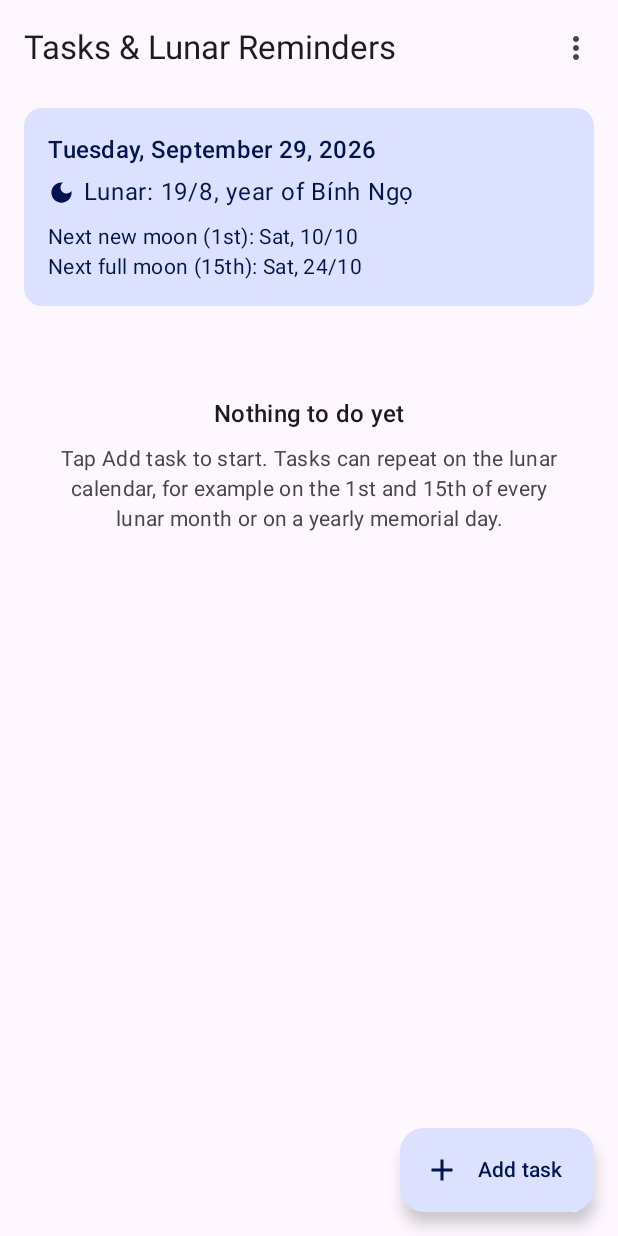
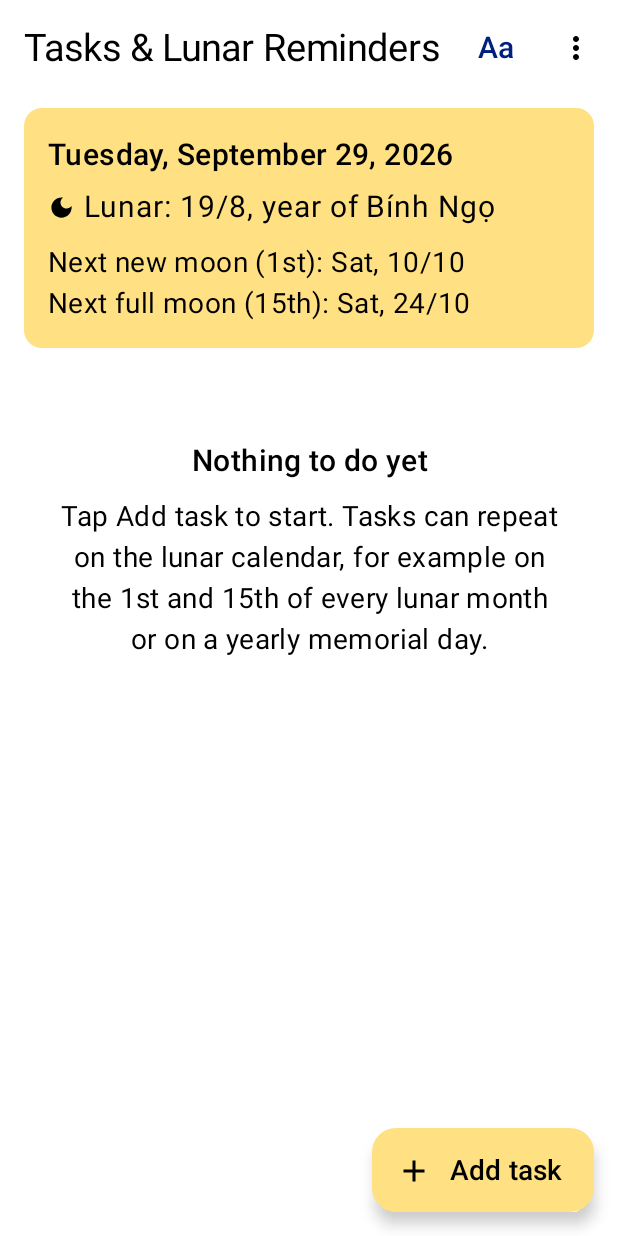
Before and after one commit to nguyentranminhnhat3536-gif/howtogetapp, an Android app built with Jetpack Compose: the TaskListScreen screen opened through its navigation route, on a phone screen of 412 x 824 dp. Run offline under Robolectric (Android 15) with nearby library versions, the phone set to English and light mode, and no system bars.

Commit message:
lunar-tasks: chế độ chữ to, tương phản cao và nhãn TalkBack
Co-Authored-By: Claude Opus 5.5 (1M context) <noreply@anthropic.com>
Claude-Session: https://claude.ai/code/session_01QW9vfBktP4hmqpN4TbXfhk

```diff
--- a/apps/lunar-tasks/app/build.gradle.kts
+++ b/apps/lunar-tasks/app/build.gradle.kts
@@ -76,6 +76,7 @@ dependencies {
     implementation(libs.androidx.lifecycle.runtime.compose)
     implementation(libs.androidx.lifecycle.viewmodel.compose)
     implementation(libs.androidx.navigation.compose)
+    implementation(libs.androidx.datastore.preferences)
     implementation(libs.androidx.room.runtime)
     implementation(libs.androidx.room.ktx)
     ksp(libs.androidx.room.compiler)
--- a/apps/lunar-tasks/app/src/main/java/com/ethanstudio/lunartasks/LunarTasksApp.kt
+++ b/apps/lunar-tasks/app/src/main/java/com/ethanstudio/lunartasks/LunarTasksApp.kt
@@ -2,6 +2,7 @@ package com.ethanstudio.lunartasks
 
 import android.app.Application
 import com.ethanstudio.lunartasks.data.AppDatabase
+import com.ethanstudio.lunartasks.data.SettingsRepository
 import com.ethanstudio.lunartasks.data.TaskRepository
 import com.ethanstudio.lunartasks.reminder.ReminderReceiver
 import com.ethanstudio.lunartasks.reminder.ReminderScheduler
@@ -16,6 +17,8 @@ class LunarTasksApp : Application() {
         TaskRepository(AppDatabase.create(this).taskDao(), ReminderScheduler(this))
     }
 
+    val settings: SettingsRepository by lazy { SettingsRepository(this) }
+
     private val appScope = CoroutineScope(SupervisorJob() + Dispatchers.IO)
 
     override fun onCreate() {
--- a/apps/lunar-tasks/app/src/main/java/com/ethanstudio/lunartasks/MainActivity.kt
+++ b/apps/lunar-tasks/app/src/main/java/com/ethanstudio/lunartasks/MainActivity.kt
@@ -4,6 +4,9 @@ import android.os.Bundle
 import androidx.activity.ComponentActivity
 import androidx.activity.compose.setContent
 import androidx.activity.enableEdgeToEdge
+import androidx.compose.runtime.getValue
+import androidx.lifecycle.compose.collectAsStateWithLifecycle
+import com.ethanstudio.lunartasks.data.DisplaySettings
 import com.ethanstudio.lunartasks.ui.AppRoot
 import com.ethanstudio.lunartasks.ui.theme.AppTheme
 
@@ -11,8 +14,10 @@ class MainActivity : ComponentActivity() {
     override fun onCreate(savedInstanceState: Bundle?) {
         super.onCreate(savedInstanceState)
         enableEdgeToEdge()
+        val settings = (application as LunarTasksApp).settings
         setContent {
-            AppTheme {
+            val display by settings.display.collectAsStateWithLifecycle(initialValue = DisplaySettings())
+            AppTheme(largeText = display.largeText, highContrast = display.highContrast) {
                 AppRoot()
             }
         }
--- /dev/null
+++ b/apps/lunar-tasks/app/src/main/java/com/ethanstudio/lunartasks/data/DisplaySettings.kt
@@ -0,0 +1,42 @@
+package com.ethanstudio.lunartasks.data
+
+import android.content.Context
+import androidx.datastore.core.DataStore
+import androidx.datastore.preferences.core.Preferences
+import androidx.datastore.preferences.core.booleanPreferencesKey
+import androidx.datastore.preferences.core.edit
+import androidx.datastore.preferences.preferencesDataStore
+import kotlinx.coroutines.flow.Flow
+import kotlinx.coroutines.flow.map
+
+/** Tùy chọn hiển thị cho người lớn tuổi / thị lực kém. */
+data class DisplaySettings(
+    val largeText: Boolean = false,
+    val highContrast: Boolean = false,
+)
+
+private val Context.settingsStore: DataStore<Preferences> by preferencesDataStore(name = "settings")
+
+class SettingsRepository(context: Context) {
+    private val store = context.settingsStore
+
+    val display: Flow<DisplaySettings> = store.data.map { prefs ->
+        DisplaySettings(
+            largeText = prefs[LARGE_TEXT] ?: false,
+            highContrast = prefs[HIGH_CONTRAST] ?: false,
+        )
+    }
+
+    suspend fun setLargeText(value: Boolean) {
+        store.edit { it[LARGE_TEXT] = value }
+    }
+
+    suspend fun setHighContrast(value: Boolean) {
+        store.edit { it[HIGH_CONTRAST] = value }
+    }
+
+    private companion object {
+        val LARGE_TEXT = booleanPreferencesKey("large_text")
+        val HIGH_CONTRAST = booleanPreferencesKey("high_contrast")
+    }
+}
--- a/apps/lunar-tasks/app/src/main/java/com/ethanstudio/lunartasks/ui/AppRoot.kt
+++ b/apps/lunar-tasks/app/src/main/java/com/ethanstudio/lunartasks/ui/AppRoot.kt
@@ -9,13 +9,15 @@ import androidx.navigation.navArgument
 import com.ethanstudio.lunartasks.ui.edit.EditTaskScreen
 import com.ethanstudio.lunartasks.ui.edit.EditTaskViewModel
 import com.ethanstudio.lunartasks.ui.list.TaskListScreen
+import com.ethanstudio.lunartasks.ui.settings.DisplaySettingsScreen
 
 private const val ROUTE_LIST = "list"
+private const val ROUTE_DISPLAY = "display"
 private const val ROUTE_EDIT = "edit/{${EditTaskViewModel.ARG_TASK_ID}}"
 
 private fun editRoute(taskId: Long) = "edit/$taskId"
 
-/** Hai màn hình: danh sách việc và thêm/sửa việc (id = 0 là việc mới). */
+/** Màn hình: danh sách việc, thêm/sửa việc (id = 0 là việc mới), cài đặt hiển thị. */
 @Composable
 fun AppRoot() {
     val navController = rememberNavController()
@@ -24,7 +26,11 @@ fun AppRoot() {
             TaskListScreen(
                 onAddTask = { navController.navigate(editRoute(0)) },
                 onOpenTask = { id -> navController.navigate(editRoute(id)) },
+                onOpenDisplaySettings = { navController.navigate(ROUTE_DISPLAY) },
             )
+        }
+        composable(ROUTE_DISPLAY) {
+            DisplaySettingsScreen(onClose = { navController.popBackStack(ROUTE_LIST, inclusive = false) })
         }
         composable(
             ROUTE_EDIT,
--- a/apps/lunar-tasks/app/src/main/java/com/ethanstudio/lunartasks/ui/common/ViewModels.kt
+++ b/apps/lunar-tasks/app/src/main/java/com/ethanstudio/lunartasks/ui/common/ViewModels.kt
@@ -7,6 +7,7 @@ import androidx.lifecycle.viewmodel.viewModelFactory
 import com.ethanstudio.lunartasks.LunarTasksApp
 import com.ethanstudio.lunartasks.ui.edit.EditTaskViewModel
 import com.ethanstudio.lunartasks.ui.list.TaskListViewModel
+import com.ethanstudio.lunartasks.ui.settings.DisplaySettingsViewModel
 
 /** Tạo ViewModel kèm repository lấy từ Application. */
 object AppViewModels {
@@ -17,6 +18,9 @@ object AppViewModels {
         initializer {
             EditTaskViewModel(app().repository, createSavedStateHandle())
         }
+        initializer {
+            DisplaySettingsViewModel(app().settings)
+        }
     }
 
     private fun androidx.lifecycle.viewmodel.CreationExtras.app(): LunarTasksApp =
--- a/apps/lunar-tasks/app/src/main/java/com/ethanstudio/lunartasks/ui/list/TaskListScreen.kt
+++ b/apps/lunar-tasks/app/src/main/java/com/ethanstudio/lunartasks/ui/list/TaskListScreen.kt
@@ -28,6 +28,7 @@ import androidx.compose.material3.SnackbarHost
 import androidx.compose.material3.SnackbarHostState
 import androidx.compose.material3.SnackbarResult
 import androidx.compose.material3.Text
+import androidx.compose.material3.TextButton
 import androidx.compose.material3.TopAppBar
 import androidx.compose.runtime.Composable
 import androidx.compose.runtime.LaunchedEffect
@@ -40,6 +41,8 @@ import androidx.compose.ui.graphics.Color
 import androidx.compose.ui.platform.LocalContext
 import androidx.compose.ui.res.painterResource
 import androidx.compose.ui.res.stringResource
+import androidx.compose.ui.semantics.contentDescription
+import androidx.compose.ui.semantics.semantics
 import androidx.compose.ui.text.style.TextAlign
 import androidx.compose.ui.text.style.TextDecoration
 import androidx.compose.ui.text.style.TextOverflow
@@ -66,6 +69,7 @@ import java.time.LocalDate
 fun TaskListScreen(
     onAddTask: () -> Unit,
     onOpenTask: (Long) -> Unit,
+    onOpenDisplaySettings: () -> Unit,
     viewModel: TaskListViewModel = viewModel(factory = AppViewModels.Factory),
 ) {
     val state by viewModel.uiState.collectAsStateWithLifecycle()
@@ -92,11 +96,21 @@ fun TaskListScreen(
     }
 
     val noAppMessage = stringResource(R.string.error_no_app)
+    val displaySettingsLabel = stringResource(R.string.title_display)
     Scaffold(
         topBar = {
             TopAppBar(
                 title = { Text(stringResource(R.string.app_name)) },
-                actions = { OverflowMenu(onNoApp = { scope.launch { snackbarHostState.showSnackbar(noAppMessage) } }) },
+                actions = {
+                    TextButton(onClick = onOpenDisplaySettings) {
+                        Text(
+                            text = stringResource(R.string.action_text_size),
+                            style = MaterialTheme.typography.titleMedium,
+                            modifier = Modifier.semantics { contentDescription = displaySettingsLabel },
+                        )
+                    }
+                    OverflowMenu(onNoApp = { scope.launch { snackbarHostState.showSnackbar(noAppMessage) } })
+                },
             )
         },
         floatingActionButton = {
@@ -262,7 +276,12 @@ private fun TaskRow(
             modifier = Modifier.padding(vertical = 4.dp),
             verticalAlignment = Alignment.CenterVertically,
         ) {
-            Checkbox(checked = task.done, onCheckedChange = { onToggleDone() })
+            val doneLabel = stringResource(R.string.cd_mark_done, task.title)
+            Checkbox(
+                checked = task.done,
+                onCheckedChange = { onToggleDone() },
+                modifier = Modifier.semantics { contentDescription = doneLabel },
+            )
             Column(Modifier.weight(1f).padding(vertical = 8.dp)) {
                 Text(
                     text = task.title,
--- a/apps/lunar-tasks/app/src/main/java/com/ethanstudio/lunartasks/ui/theme/Theme.kt
+++ b/apps/lunar-tasks/app/src/main/java/com/ethanstudio/lunartasks/ui/theme/Theme.kt
@@ -2,6 +2,7 @@ package com.ethanstudio.lunartasks.ui.theme
 
 import android.os.Build
 import androidx.compose.foundation.isSystemInDarkTheme
+import androidx.compose.material3.ColorScheme
 import androidx.compose.material3.MaterialTheme
 import androidx.compose.material3.Typography
 import androidx.compose.material3.darkColorScheme
@@ -9,6 +10,10 @@ import androidx.compose.material3.dynamicDarkColorScheme
 import androidx.compose.material3.dynamicLightColorScheme
 import androidx.compose.material3.lightColorScheme
 import androidx.compose.runtime.Composable
+import androidx.compose.runtime.CompositionLocalProvider
+import androidx.compose.ui.graphics.Color
+import androidx.compose.ui.platform.LocalDensity
+import androidx.compose.ui.unit.Density
 import androidx.compose.ui.platform.LocalContext
 
 private val LightColors = lightColorScheme(
@@ -29,14 +34,19 @@ private val DarkColors = darkColorScheme(
 
 private val AppTypography = Typography()
 
+/** Hệ số phóng chữ khi bật "Chữ to" (cộng dồn với cỡ chữ đã đặt trong Cài đặt của máy). */
+const val LARGE_TEXT_SCALE = 1.3f
+
 @Composable
 fun AppTheme(
     darkTheme: Boolean = isSystemInDarkTheme(),
+    largeText: Boolean = false,
+    highContrast: Boolean = false,
     // Tắt để giữ màu thương hiệu (ảnh store nhất quán). Bật nếu muốn theo màu hình nền (Android 12+).
     dynamicColor: Boolean = false,
     content: @Composable () -> Unit,
 ) {
-    val colorScheme = when {
+    val baseScheme = when {
         dynamicColor && Build.VERSION.SDK_INT >= Build.VERSION_CODES.S -> {
             val context = LocalContext.current
             if (darkTheme) dynamicDarkColorScheme(context) else dynamicLightColorScheme(context)
@@ -44,9 +54,34 @@ fun AppTheme(
         darkTheme -> DarkColors
         else -> LightColors
     }
-    MaterialTheme(
-        colorScheme = colorScheme,
-        typography = AppTypography,
-        content = content,
+    val colorScheme = if (highContrast) baseScheme.highContrast(darkTheme) else baseScheme
+    val density = LocalDensity.current
+    val scaledDensity = if (largeText) Density(density.density, density.fontScale * LARGE_TEXT_SCALE) else density
+
+    CompositionLocalProvider(LocalDensity provides scaledDensity) {
+        MaterialTheme(
+            colorScheme = colorScheme,
+            typography = AppTypography,
+            content = content,
+        )
+    }
+}
+
+/** Tương phản cao: chữ phụ cũng đậm như chữ chính, nền thuần trắng / thuần đen. */
+private fun ColorScheme.highContrast(dark: Boolean): ColorScheme {
+    val background = if (dark) Color.Black else Color.White
+    val foreground = if (dark) Color.White else Color.Black
+    return copy(
+        background = background,
+        onBackground = foreground,
+        surface = background,
+        onSurface = foreground,
+        onSurfaceVariant = foreground,
+        surfaceContainerLow = if (dark) Color(0xFF1A1A1A) else Color(0xFFF0F0F0),
+        outline = foreground,
+        primary = if (dark) Color(0xFFFFD54F) else Color(0xFF002080),
+        onPrimary = if (dark) Color.Black else Color.White,
+        primaryContainer = if (dark) Color(0xFF002080) else Color(0xFFFFE082),
+        onPrimaryContainer = if (dark) Color.White else Color.Black,
     )
 }
```
Also changed, not shown: apps/lunar-tasks/app/src/main/java/com/ethanstudio/lunartasks/ui/settings/DisplaySettingsScreen.kt (added, +99 -0 lines), apps/lunar-tasks/app/src/main/java/com/ethanstudio/lunartasks/ui/settings/DisplaySettingsViewModel.kt (added, +23 -0 lines), apps/lunar-tasks/app/src/main/res/values/strings.xml (+10 -0 lines), 2 other files.
